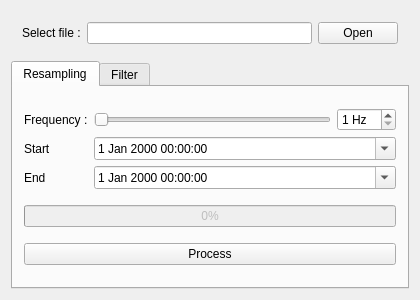
Qt form ipiwolf/mainwindow.ui (vstebe/ipiwolf) before a commit.
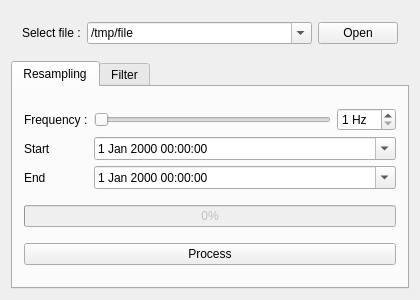
The same form after that commit. Icons and pictures are not drawn.

The edit to the form file:
```diff
--- a/ipiwolf/mainwindow.ui
+++ b/ipiwolf/mainwindow.ui
@@ -33,7 +33,25 @@
         </widget>
        </item>
        <item>
-        <widget class="QLineEdit" name="txtFile"/>
+        <widget class="QComboBox" name="txtFile">
+         <property name="sizePolicy">
+          <sizepolicy hsizetype="Expanding" vsizetype="Fixed">
+           <horstretch>0</horstretch>
+           <verstretch>0</verstretch>
+          </sizepolicy>
+         </property>
+         <property name="layoutDirection">
+          <enum>Qt::LeftToRight</enum>
+         </property>
+         <property name="editable">
+          <bool>true</bool>
+         </property>
+         <item>
+          <property name="text">
+           <string>/tmp/file</string>
+          </property>
+         </item>
+        </widget>
        </item>
        <item>
         <widget class="QPushButton" name="btnOpen">
```
Left out of the diff: 3 changed lines with no effect on the pictures.
